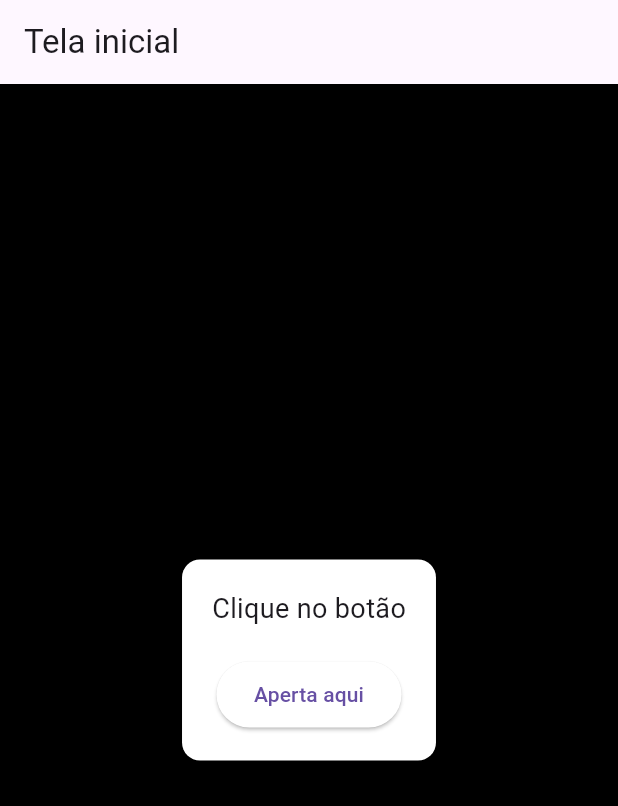
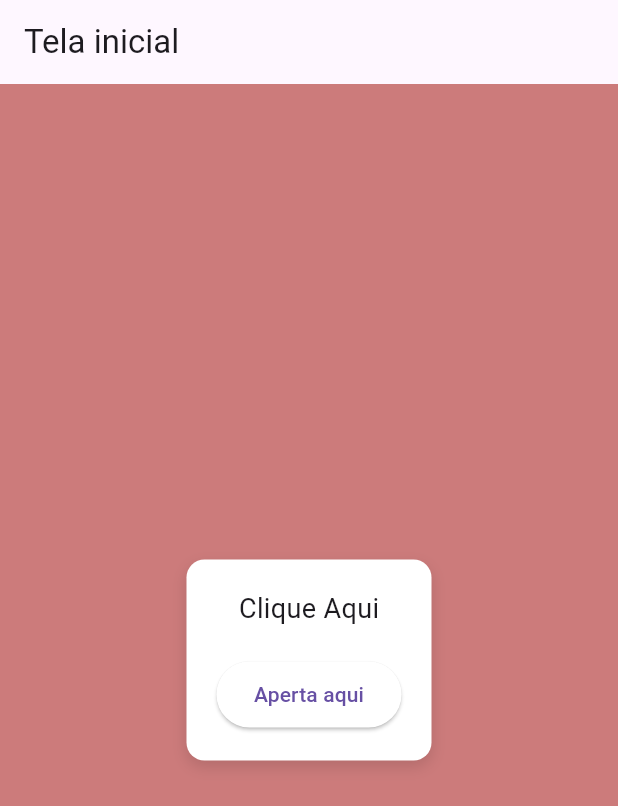
Before and after one commit to rafaelandrade130310-dot/testegithub, a Flutter app: the screen it shows after launch, on a phone screen of 412 x 824 dp. Shown: the top 806 px of the screen. Run offline on Flutter 3.47's test engine with Material 3 defaults, Android fonts, the phone set to English and light mode, and no system bars.

Commit message:
Update main.dart
mudei uma cor de fundo para um tom de vermelho, mudei o texto do header e do botão

```diff
--- a/lib/main.dart
+++ b/lib/main.dart
@@ -11,7 +11,7 @@ class MeuApp extends StatelessWidget {
   Widget build(BuildContext context) {
     return MaterialApp(
       debugShowCheckedModeBanner: false,
-      title: 'App simples',
+      title: 'App Complicado do Rafael',
       theme: ThemeData(primarySwatch: Colors.indigo),
       home: const TelaInicial(),
     );
@@ -26,7 +26,7 @@ class TelaInicial extends StatefulWidget {
 }
 
 class _TelaInicialState extends State<TelaInicial> {
-  String texto = "Clique no botão";
+  String texto = "Clique Aqui";
 
   void mudarTexto() {
     setState(() {
@@ -37,7 +37,7 @@ class _TelaInicialState extends State<TelaInicial> {
   @override
   Widget build(BuildContext context) {
     return Scaffold(
-      backgroundColor: const Color.fromARGB(255, 0, 0, 0),
+      backgroundColor: const Color.fromRGBO(204, 123, 123, 1),
       appBar: AppBar(title: const Text("Tela inicial"), elevation: 0),
       body: Center(
         child: Container(
```
